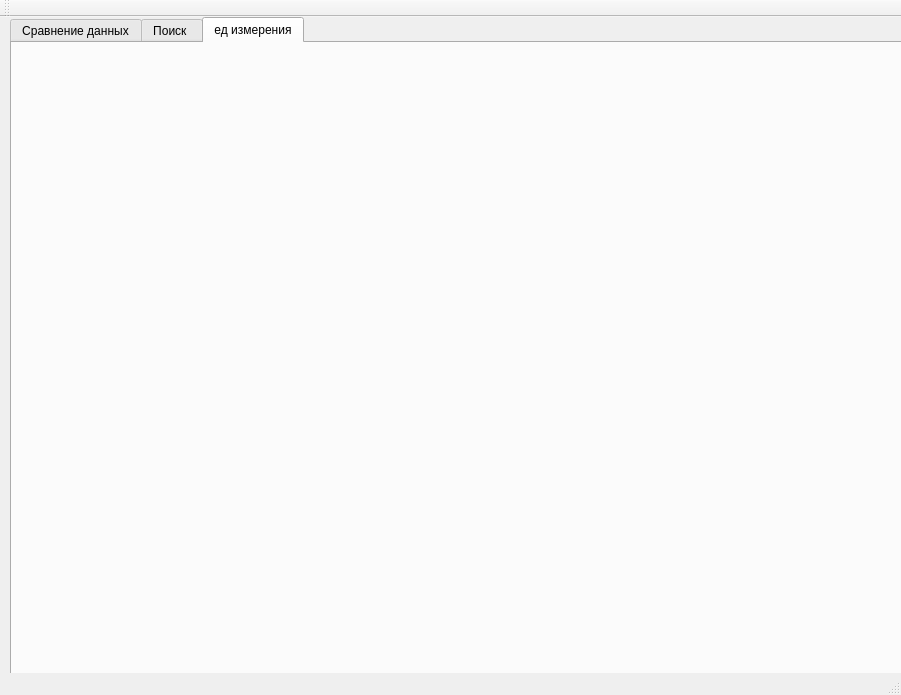
DmitryVlasov30/WarehouseDataAccounting, file projectV1.ui: the form before one commit.
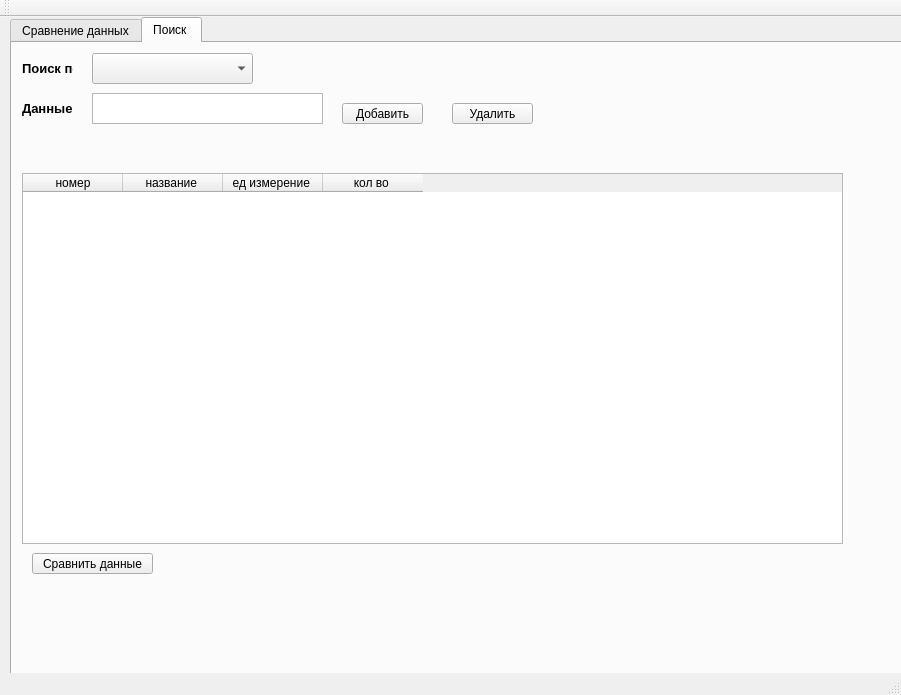
The form after the commit. The open tabs and pages were chosen to show the change.

Commit message: изменен интерфейс

The edit to the form file:
```diff
--- a/projectV1.ui
+++ b/projectV1.ui
@@ -24,7 +24,7 @@
      </rect>
     </property>
     <property name="currentIndex">
-     <number>0</number>
+     <number>1</number>
     </property>
     <widget class="QWidget" name="Comparison">
      <attribute name="title">
@@ -373,19 +373,6 @@
        </property>
       </column>
      </widget>
-     <widget class="QLabel" name="filter_data">
-      <property name="geometry">
-       <rect>
-        <x>330</x>
-        <y>10</y>
-        <width>71</width>
-        <height>16</height>
-       </rect>
-      </property>
-      <property name="text">
-       <string>&lt;html&gt;&lt;head/&gt;&lt;body&gt;&lt;p&gt;&lt;span style=&quot; font-size:10pt; font-weight:600;&quot;&gt;Фильтры&lt;/span&gt;&lt;/p&gt;&lt;/body&gt;&lt;/html&gt;</string>
-      </property>
-     </widget>
      <widget class="QPushButton" name="save_search_data">
       <property name="geometry">
        <rect>
@@ -426,50 +413,6 @@
       </property>
      </widget>
     </widget>
-    <widget class="QWidget" name="mesurUnit">
-     <attribute name="title">
-      <string>ед измерения</string>
-     </attribute>
-     <widget class="QLabel" name="label">
-      <property name="geometry">
-       <rect>
-        <x>100</x>
-        <y>60</y>
-        <width>101</width>
-        <height>21</height>
-       </rect>
-      </property>
-      <property name="text">
-       <string/>
-      </property>
-     </widget>
-     <widget class="QLabel" name="label_2">
-      <property name="geometry">
-       <rect>
-        <x>90</x>
-        <y>80</y>
-        <width>101</width>
-        <height>21</height>
-       </rect>
-      </property>
-      <property name="text">
-       <string/>
-      </property>
-     </widget>
-     <widget class="QLabel" name="label_3">
-      <property name="geometry">
-       <rect>
-        <x>160</x>
-        <y>100</y>
-        <width>101</width>
-        <height>21</height>
-       </rect>
-      </property>
-      <property name="text">
-       <string/>
-      </property>
-     </widget>
-    </widget>
    </widget>
   </widget>
   <widget class="QMenuBar" name="menubar">
```
